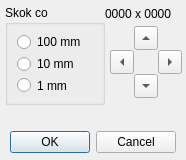
Old version of the form PrzeplywomierzGUI/Aplikacja/pozycjonowanieoffsetunormy.ui in the repository wiacekmarcin/StanowiskoOtwock.
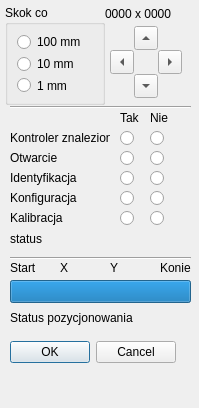
New version of the form. Icons and pictures are not drawn.

What changed in the file:
```diff
--- a/PrzeplywomierzGUI/Aplikacja/pozycjonowanieoffsetunormy.ui
+++ b/PrzeplywomierzGUI/Aplikacja/pozycjonowanieoffsetunormy.ui
@@ -6,8 +6,8 @@
    <rect>
     <x>0</x>
     <y>0</y>
-    <width>186</width>
-    <height>160</height>
+    <width>199</width>
+    <height>408</height>
    </rect>
   </property>
   <property name="sizePolicy">
@@ -23,7 +23,7 @@
    <property name="geometry">
     <rect>
      <x>10</x>
-     <y>130</y>
+     <y>340</y>
      <width>166</width>
      <height>25</height>
     </rect>
@@ -139,17 +139,17 @@
     </item>
    </layout>
   </widget>
-  <widget class="QLabel" name="status">
+  <widget class="QLabel" name="statusK">
    <property name="geometry">
     <rect>
      <x>10</x>
-     <y>110</y>
+     <y>230</y>
      <width>166</width>
      <height>17</height>
     </rect>
    </property>
    <property name="text">
-    <string/>
+    <string>status</string>
    </property>
   </widget>
   <widget class="QLabel" name="pos">
@@ -165,6 +165,337 @@
     <string>0000 x 0000</string>
    </property>
   </widget>
+  <widget class="QLabel" name="lFound">
+   <property name="geometry">
+    <rect>
+     <x>10</x>
+     <y>130</y>
+     <width>100</width>
+     <height>16</height>
+    </rect>
+   </property>
+   <property name="text">
+    <string>Kontroler znaleziony</string>
+   </property>
+  </widget>
+  <widget class="QLabel" name="label_2">
+   <property name="geometry">
+    <rect>
+     <x>120</x>
+     <y>110</y>
+     <width>20</width>
+     <height>16</height>
+    </rect>
+   </property>
+   <property name="text">
+    <string>Tak</string>
+   </property>
+  </widget>
+  <widget class="QLabel" name="label_3">
+   <property name="geometry">
+    <rect>
+     <x>150</x>
+     <y>110</y>
+     <width>20</width>
+     <height>16</height>
+    </rect>
+   </property>
+   <property name="text">
+    <string>Nie</string>
+   </property>
+  </widget>
+  <widget class="QRadioButton" name="rbKontrolerFoundYes">
+   <property name="geometry">
+    <rect>
+     <x>120</x>
+     <y>130</y>
+     <width>20</width>
+     <height>16</height>
+    </rect>
+   </property>
+   <property name="text">
+    <string/>
+   </property>
+  </widget>
+  <widget class="QRadioButton" name="rbKontrolerFoundNo">
+   <property name="geometry">
+    <rect>
+     <x>150</x>
+     <y>130</y>
+     <width>20</width>
+     <height>16</height>
+    </rect>
+   </property>
+   <property name="text">
+    <string/>
+   </property>
+  </widget>
+  <widget class="QRadioButton" name="rbKontrolerIdentYes">
+   <property name="geometry">
+    <rect>
+     <x>120</x>
+     <y>170</y>
+     <width>20</width>
+     <height>16</height>
+    </rect>
+   </property>
+   <property name="text">
+    <string/>
+   </property>
+  </widget>
+  <widget class="QRadioButton" name="rbKontrolerIdentNo">
+   <property name="geometry">
+    <rect>
+     <x>150</x>
+     <y>170</y>
+     <width>20</width>
+     <height>16</height>
+    </rect>
+   </property>
+   <property name="text">
+    <string/>
+   </property>
+  </widget>
+  <widget class="QLabel" name="lIdent">
+   <property name="geometry">
+    <rect>
+     <x>10</x>
+     <y>170</y>
+     <width>100</width>
+     <height>16</height>
+    </rect>
+   </property>
+   <property name="text">
+    <string>Identyfikacja</string>
+   </property>
+  </widget>
+  <widget class="QRadioButton" name="rbKontrolerKonfYes">
+   <property name="geometry">
+    <rect>
+     <x>120</x>
+     <y>190</y>
+     <width>20</width>
+     <height>16</height>
+    </rect>
+   </property>
+   <property name="text">
+    <string/>
+   </property>
+  </widget>
+  <widget class="QRadioButton" name="rbKontrolerKonfNo">
+   <property name="geometry">
+    <rect>
+     <x>150</x>
+     <y>190</y>
+     <width>20</width>
+     <height>16</height>
+    </rect>
+   </property>
+   <property name="text">
+    <string/>
+   </property>
+  </widget>
+  <widget class="QLabel" name="lKonfiguracja">
+   <property name="geometry">
+    <rect>
+     <x>10</x>
+     <y>190</y>
+     <width>100</width>
+     <height>16</height>
+    </rect>
+   </property>
+   <property name="text">
+    <string>Konfiguracja</string>
+   </property>
+  </widget>
+  <widget class="QRadioButton" name="rbKontrolerPosHomeYes">
+   <property name="geometry">
+    <rect>
+     <x>120</x>
+     <y>210</y>
+     <width>20</width>
+     <height>16</height>
+    </rect>
+   </property>
+   <property name="text">
+    <string/>
+   </property>
+  </widget>
+  <widget class="QRadioButton" name="rbKontrolerPosHomeNo">
+   <property name="geometry">
+    <rect>
+     <x>150</x>
+     <y>210</y>
+     <width>20</width>
+     <height>16</height>
+    </rect>
+   </property>
+   <property name="text">
+    <string/>
+   </property>
+  </widget>
+  <widget class="QLabel" name="lPosHome">
+   <property name="geometry">
+    <rect>
+     <x>10</x>
+     <y>210</y>
+     <width>100</width>
+     <height>16</height>
+    </rect>
+   </property>
+   <property name="text">
+    <string>Kalibracja</string>
+   </property>
+  </widget>
+  <widget class="Line" name="line">
+   <property name="geometry">
+    <rect>
+     <x>10</x>
+     <y>250</y>
+     <width>181</width>
+     <height>16</height>
+    </rect>
+   </property>
+   <property name="orientation">
+    <enum>Qt::Horizontal</enum>
+   </property>
+  </widget>
+  <widget class="Line" name="line_2">
+   <property name="geometry">
+    <rect>
+     <x>10</x>
+     <y>99</y>
+     <width>181</width>
+     <height>16</height>
+    </rect>
+   </property>
+   <property name="orientation">
+    <enum>Qt::Horizontal</enum>
+   </property>
+  </widget>
+  <widget class="QLabel" name="Lstart">
+   <property name="geometry">
+    <rect>
+     <x>10</x>
+     <y>260</y>
+     <width>31</width>
+     <height>16</height>
+    </rect>
+   </property>
+   <property name="text">
+    <string>Start</string>
+   </property>
+  </widget>
+  <widget class="QLabel" name="lX">
+   <property name="geometry">
+    <rect>
+     <x>60</x>
+     <y>260</y>
+     <width>16</width>
+     <height>16</height>
+    </rect>
+   </property>
+   <property name="text">
+    <string>X</string>
+   </property>
+  </widget>
+  <widget class="QLabel" name="lY">
+   <property name="geometry">
+    <rect>
+     <x>110</x>
+     <y>260</y>
+     <width>21</width>
+     <height>16</height>
+    </rect>
+   </property>
+   <property name="text">
+    <string>Y</string>
+   </property>
+  </widget>
+  <widget class="QLabel" name="lKoniec">
+   <property name="geometry">
+    <rect>
+     <x>160</x>
+     <y>260</y>
+     <width>31</width>
+     <height>16</height>
+    </rect>
+   </property>
+   <property name="text">
+    <string>Koniec</string>
+   </property>
+  </widget>
+  <widget class="QProgressBar" name="progressBar">
+   <property name="geometry">
+    <rect>
+     <x>10</x>
+     <y>280</y>
+     <width>181</width>
+     <height>23</height>
+    </rect>
+   </property>
+   <property name="maximum">
+    <number>6</number>
+   </property>
+   <property name="value">
+    <number>6</number>
+   </property>
+   <property name="textVisible">
+    <bool>false</bool>
+   </property>
+  </widget>
+  <widget class="QLabel" name="lOpen">
+   <property name="geometry">
+    <rect>
+     <x>10</x>
+     <y>150</y>
+     <width>71</width>
+     <height>16</height>
+    </rect>
+   </property>
+   <property name="text">
+    <string>Otwarcie</string>
+   </property>
+  </widget>
+  <widget class="QRadioButton" name="rbKontrolerOpenYes">
+   <property name="geometry">
+    <rect>
+     <x>120</x>
+     <y>150</y>
+     <width>20</width>
+     <height>16</height>
+    </rect>
+   </property>
+   <property name="text">
+    <string/>
+   </property>
+  </widget>
+  <widget class="QRadioButton" name="rbKontrolerOpenNo">
+   <property name="geometry">
+    <rect>
+     <x>150</x>
+     <y>150</y>
+     <width>20</width>
+     <height>16</height>
+    </rect>
+   </property>
+   <property name="text">
+    <string/>
+   </property>
+  </widget>
+  <widget class="QLabel" name="status">
+   <property name="geometry">
+    <rect>
+     <x>10</x>
+     <y>310</y>
+     <width>181</width>
+     <height>16</height>
+    </rect>
+   </property>
+   <property name="text">
+    <string>Status pozycjonowania</string>
+   </property>
+  </widget>
  </widget>
  <resources/>
  <connections>
```
